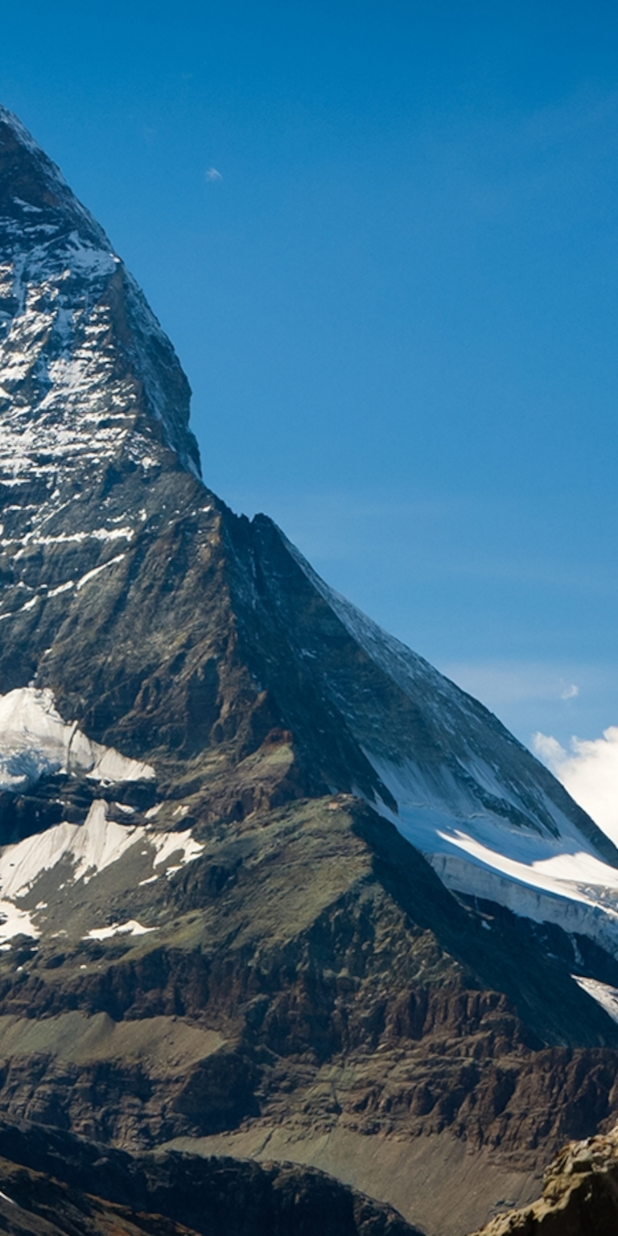
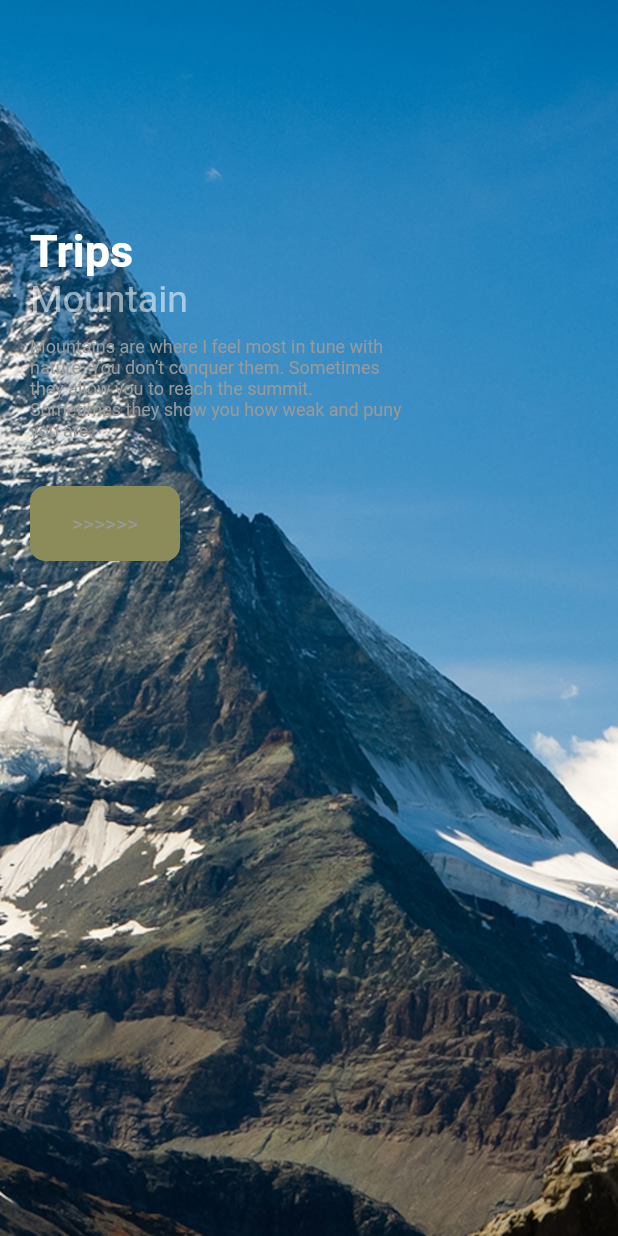
Before and after one commit to RRKawchar/travel_app_ui, a Flutter app: the screen it shows after launch, on a phone screen of 412 x 824 dp. Run offline on Flutter 3.47's test engine with Material 2 defaults, Android fonts, the phone set to English and light mode, and no system bars.

Commit message:
2nd commit

```diff
--- a/lib/pages/welcome_page.dart
+++ b/lib/pages/welcome_page.dart
@@ -1,4 +1,9 @@
 import 'package:flutter/material.dart';
+import 'package:travel_app_ui/widgets/app_colors.dart';
+import 'package:travel_app_ui/widgets/app_large_text.dart';
+import 'package:travel_app_ui/widgets/app_simple_text.dart';
+import 'package:travel_app_ui/widgets/apptext.dart';
+import 'package:travel_app_ui/widgets/responsive_button.dart';
 
 class WelcomePage extends StatefulWidget {
   const WelcomePage({Key? key}) : super(key: key);
@@ -36,6 +41,34 @@ class _WelcomePageState extends State<WelcomePage> {
                   fit: BoxFit.cover
                 )
               ),
+
+              child: Container(
+                margin:const  EdgeInsets.only(top: 150,left: 20,right: 20),
+                child: Row(
+                  children: [
+                    Column(
+                      mainAxisAlignment: MainAxisAlignment.start,
+                      crossAxisAlignment: CrossAxisAlignment.start,
+                      children: [
+                       AppLargeText(text: "Trips",),
+                       AppSimpleText(text: "Mountain",size: 25,color: Colors.white54,),
+                       const SizedBox(height: 10,),
+                       SizedBox(
+                         width: 250,
+                         child: AppSimpleText(
+                           text: AppText.text1,
+                           color: AppColors.color1,
+                           size: 12,
+                         ),
+                       ),
+                        const SizedBox(height: 30,),
+                        ResponsiveButton(width: 100,),
+
+                      ],
+                    )
+                  ],
+                ),
+              ),
             );
           }
       ),
--- /dev/null
+++ b/lib/widgets/appImages.dart
@@ -0,0 +1,6 @@
+class AppImages{
+
+  static String buttonIamge1="assets/images/button_one.png";
+
+
+}
--- /dev/null
+++ b/lib/widgets/app_colors.dart
@@ -0,0 +1,9 @@
+import 'dart:ui';
+
+class AppColors{
+
+  static const  color1= Color(0xff999999);
+
+  static const mainColor=Color(0xff8c8c5a);
+
+}
--- /dev/null
+++ b/lib/widgets/app_large_text.dart
@@ -0,0 +1,16 @@
+import 'package:flutter/material.dart';
+
+class AppLargeText extends StatelessWidget {
+  double size;
+  final String text;
+  final Color color;
+
+  AppLargeText({Key? key, required this.text,  this.color=Colors.white,this.size=30}) : super(key: key);
+
+  @override
+  Widget build(BuildContext context) {
+    return Text(
+      text,style: TextStyle(color: color,fontSize: size,fontWeight: FontWeight.bold),
+    );
+  }
+}
--- /dev/null
+++ b/lib/widgets/app_simple_text.dart
@@ -0,0 +1,16 @@
+import 'package:flutter/material.dart';
+
+class AppSimpleText extends StatelessWidget {
+  double size;
+  final String text;
+  final Color color;
+
+  AppSimpleText({Key? key, required this.text,  this.color=Colors.white,this.size=30}) : super(key: key);
+
+  @override
+  Widget build(BuildContext context) {
+    return Text(
+      text,style: TextStyle(color: color,fontSize: size),
+    );
+  }
+}
--- /dev/null
+++ b/lib/widgets/apptext.dart
@@ -0,0 +1,12 @@
+
+class AppText{
+
+
+  ///for text
+  static String  text1="Mountains are where I feel most in tune with nature. You don’t conquer them."
+      " Sometimes they allow you to reach the summit. "
+      "Sometimes they show you how weak and puny you are.";
+
+
+
+}
--- /dev/null
+++ b/lib/widgets/responsive_button.dart
@@ -0,0 +1,36 @@
+import 'package:flutter/material.dart';
+import 'package:travel_app_ui/widgets/appImages.dart';
+import 'package:travel_app_ui/widgets/app_colors.dart';
+import 'package:travel_app_ui/widgets/app_simple_text.dart';
+
+
+class ResponsiveButton extends StatelessWidget {
+
+  bool responsive;
+  double width;
+
+  ResponsiveButton({Key? key,this.responsive=false,required this.width}) : super(key: key);
+
+  @override
+  Widget build(BuildContext context) {
+    return Container(
+       height: 50,
+      width: width,
+      decoration: BoxDecoration(
+        borderRadius: BorderRadius.circular(10),
+        color: AppColors.mainColor
+
+      ),
+      child: Row(
+        mainAxisAlignment: MainAxisAlignment.center,
+        children: [
+          AppSimpleText(text: ">>>>>>",size: 14,color: AppColors.color1,)
+
+
+
+
+        ],
+      ),
+    );
+  }
+}
```
Also changed, not shown: assets/images/button_one.png (added).
